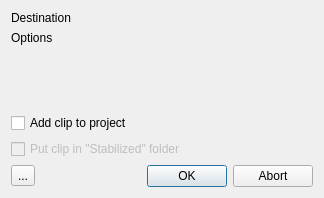
KDE/kdenlive, file src/ui/clipstabilize_ui.ui: the form before one commit.
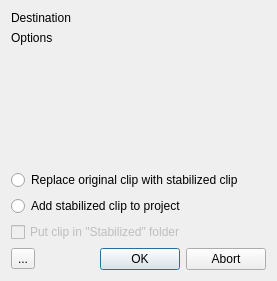
The form after the commit. Custom widgets are drawn as their Qt base class.

Commit message: Stabilize: Focus stabilized clip when created if original clip was selected in bin. Allow replacing original in bin instead of creating an additional clip. Fixes #1506

The edit to the form file:
```diff
--- a/src/ui/clipstabilize_ui.ui
+++ b/src/ui/clipstabilize_ui.ui
@@ -6,38 +6,21 @@
    <rect>
     <x>0</x>
     <y>0</y>
-    <width>324</width>
-    <height>198</height>
+    <width>277</width>
+    <height>281</height>
    </rect>
   </property>
   <property name="windowTitle">
    <string>Dialog</string>
   </property>
   <layout class="QGridLayout" name="gridLayout">
-   <item row="6" column="1" colspan="2">
-    <spacer name="horizontalSpacer">
-     <property name="orientation">
-      <enum>Qt::Horizontal</enum>
+   <item row="6" column="0" colspan="4">
+    <widget class="QCheckBox" name="auto_folder">
+     <property name="enabled">
+      <bool>false</bool>
      </property>
-     <property name="sizeHint" stdset="0">
-      <size>
-       <width>40</width>
-       <height>20</height>
-      </size>
-     </property>
-    </spacer>
-   </item>
-   <item row="4" column="0" colspan="4">
-    <widget class="QCheckBox" name="auto_add">
      <property name="text">
-      <string>Add clip to project</string>
-     </property>
-    </widget>
-   </item>
-   <item row="0" column="0">
-    <widget class="QLabel" name="label_dest">
-     <property name="text">
-      <string>Destination</string>
+      <string>Put clip in &quot;Stabilized&quot; folder</string>
      </property>
     </widget>
    </item>
@@ -48,32 +31,6 @@
      </property>
     </widget>
    </item>
-   <item row="6" column="3">
-    <widget class="QDialogButtonBox" name="buttonBox">
-     <property name="orientation">
-      <enum>Qt::Horizontal</enum>
-     </property>
-     <property name="standardButtons">
-      <set>QDialogButtonBox::Abort|QDialogButtonBox::Ok</set>
-     </property>
-    </widget>
-   </item>
-   <item row="0" column="1" colspan="3">
-    <widget class="KUrlRequester" name="dest_url"/>
-   </item>
-   <item row="3" column="0">
-    <spacer name="verticalSpacer">
-     <property name="orientation">
-      <enum>Qt::Vertical</enum>
-     </property>
-     <property name="sizeHint" stdset="0">
-      <size>
-       <width>20</width>
-       <height>40</height>
-      </size>
-     </property>
-    </spacer>
-   </item>
    <item row="2" column="0" colspan="4">
     <widget class="QWidget" name="optionsbox" native="true">
      <property name="sizePolicy">
@@ -84,7 +41,27 @@
      </property>
     </widget>
    </item>
-   <item row="6" column="0">
+   <item row="5" column="0" colspan="4">
+    <widget class="QRadioButton" name="auto_add">
+     <property name="text">
+      <string>Add stabilized clip to project</string>
+     </property>
+    </widget>
+   </item>
+   <item row="0" column="1" colspan="3">
+    <widget class="KUrlRequester" name="dest_url"/>
+   </item>
+   <item row="7" column="3">
+    <widget class="QDialogButtonBox" name="buttonBox">
+     <property name="orientation">
+      <enum>Qt::Horizontal</enum>
+     </property>
+     <property name="standardButtons">
+      <set>QDialogButtonBox::Abort|QDialogButtonBox::Ok</set>
+     </property>
+    </widget>
+   </item>
+   <item row="7" column="0">
     <widget class="QToolButton" name="preset_button">
      <property name="text">
       <string>...</string>
@@ -94,16 +71,46 @@
      </property>
     </widget>
    </item>
-   <item row="5" column="0" colspan="4">
-    <widget class="QCheckBox" name="auto_folder">
-     <property name="enabled">
-      <bool>false</bool>
+   <item row="4" column="0" colspan="4">
+    <widget class="QRadioButton" name="auto_replace">
+     <property name="text">
+      <string>Replace original clip with stabilized clip</string>
      </property>
+    </widget>
+   </item>
+   <item row="0" column="0">
+    <widget class="QLabel" name="label_dest">
      <property name="text">
-      <string>Put clip in &quot;Stabilized&quot; folder</string>
+      <string>Destination</string>
      </property>
     </widget>
    </item>
+   <item row="3" column="0">
+    <spacer name="verticalSpacer">
+     <property name="orientation">
+      <enum>Qt::Vertical</enum>
+     </property>
+     <property name="sizeHint" stdset="0">
+      <size>
+       <width>20</width>
+       <height>40</height>
+      </size>
+     </property>
+    </spacer>
+   </item>
+   <item row="7" column="1" colspan="2">
+    <spacer name="horizontalSpacer">
+     <property name="orientation">
+      <enum>Qt::Horizontal</enum>
+     </property>
+     <property name="sizeHint" stdset="0">
+      <size>
+       <width>40</width>
+       <height>20</height>
+      </size>
+     </property>
+    </spacer>
+   </item>
   </layout>
  </widget>
  <customwidgets>
```
Left out of the diff: 15 changed lines with no effect on the pictures. The commit also changes 4 other files.
